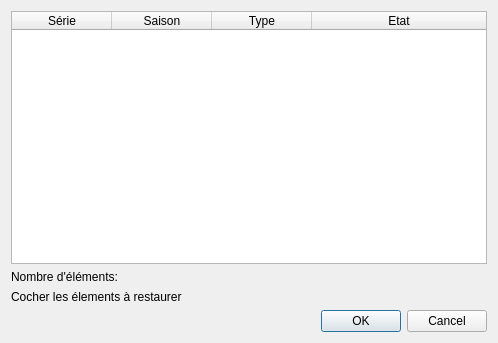
Before: the Qt Designer form src/ui/dialogs/deleted_elements.ui in seigneurfuo/MyAnimeManager3, drawn with Qt 5.
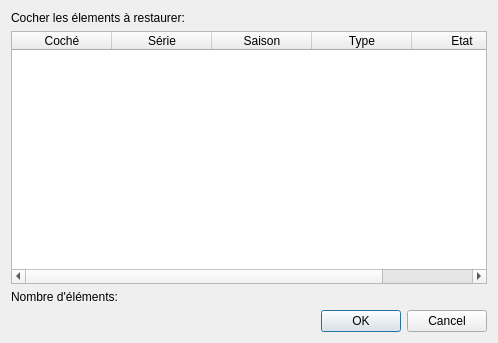
After: the same form once the commit is applied. Icons and pictures are not drawn.

Commit message: Ajout de la fonctionalité de restauration de saisons supprimées.

```diff
--- a/src/ui/dialogs/deleted_elements.ui
+++ b/src/ui/dialogs/deleted_elements.ui
@@ -24,6 +24,13 @@
    <bool>true</bool>
   </property>
   <layout class="QVBoxLayout" name="verticalLayout">
+   <item>
+    <widget class="QLabel" name="label_2">
+     <property name="text">
+      <string>Cocher les élements à restaurer:</string>
+     </property>
+    </widget>
+   </item>
    <item>
     <widget class="QTableWidget" name="tableWidget">
      <property name="editTriggers">
@@ -38,6 +45,11 @@
      <attribute name="horizontalHeaderStretchLastSection">
       <bool>true</bool>
      </attribute>
+     <column>
+      <property name="text">
+       <string>Coché</string>
+      </property>
+     </column>
      <column>
       <property name="text">
        <string>Série</string>
@@ -67,13 +79,6 @@
      </property>
     </widget>
    </item>
-   <item>
-    <widget class="QLabel" name="label_2">
-     <property name="text">
-      <string>Cocher les élements à restaurer</string>
-     </property>
-    </widget>
-   </item>
    <item>
     <widget class="QDialogButtonBox" name="buttonBox">
      <property name="orientation">
```
The commit also changes 2 other files.
